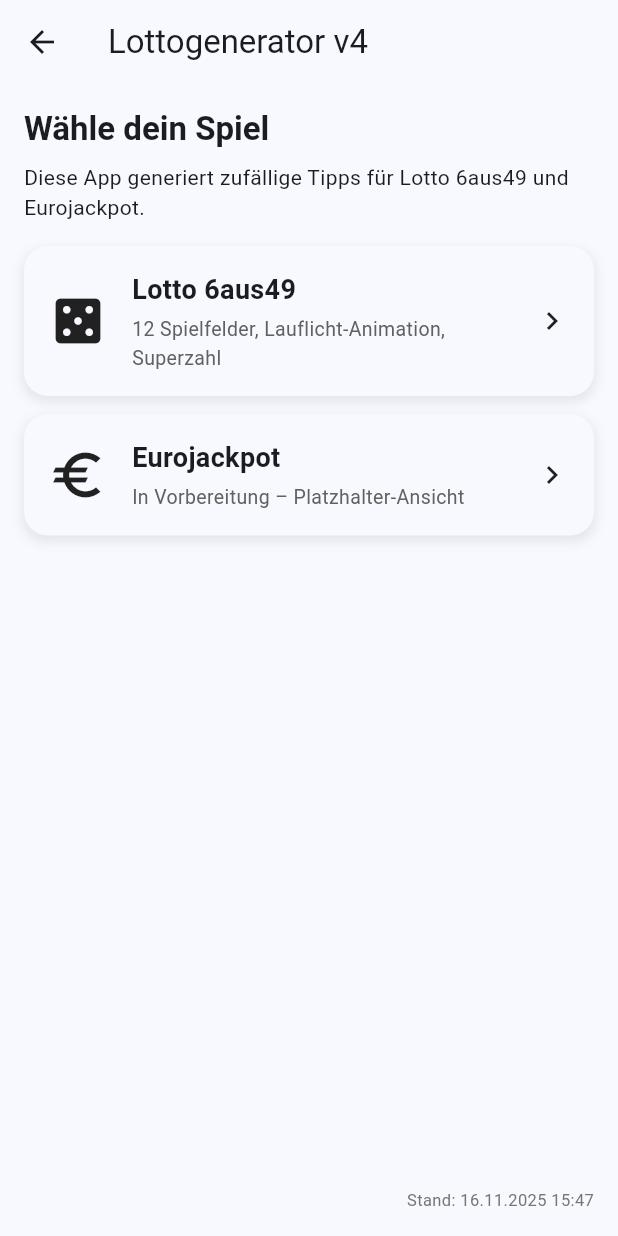
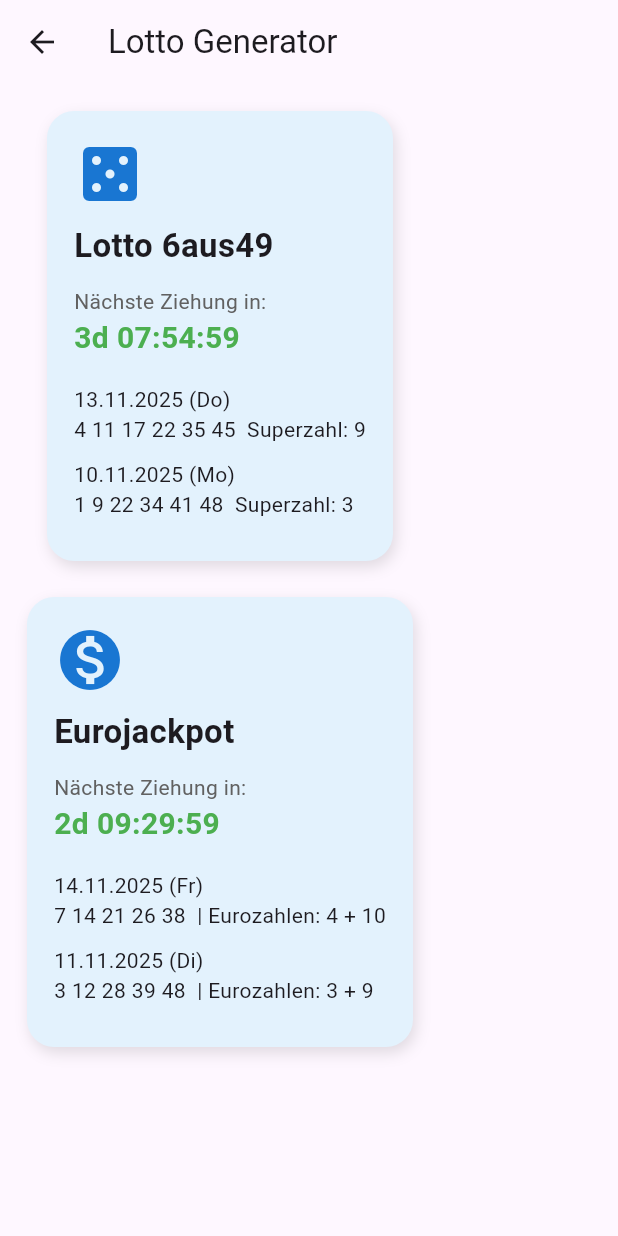
Before and after one commit to funatiker1968-hub/Lottogenerator_v4, a Flutter app: the HomeScreen screen opened directly, on a phone screen of 412 x 824 dp. Run offline on Flutter 3.47's test engine with Material 3 defaults, Android fonts, the phone set to English and light mode, and no system bars.

Commit message:
FIX: Routing & neuer Homescreen-Kachelaufbau

```diff
--- a/lib/main.dart
+++ b/lib/main.dart
@@ -1,6 +1,10 @@
 import 'package:flutter/material.dart';
 import 'package:flutter/services.dart';
+
 import 'screens/disclaimer_screen.dart';
+import 'screens/home_screen.dart';
+import 'screens/lotto_6aus49_screen.dart';
+import 'screens/eurojackpot_screen.dart';
 
 void main() {
   runApp(const LottoGeneratorApp());
@@ -14,58 +18,30 @@ class LottoGeneratorApp extends StatefulWidget {
 }
 
 class _LottoGeneratorAppState extends State<LottoGeneratorApp> {
-  bool _acceptedDisclaimer = false;
+  bool _accepted = false;
 
   @override
   Widget build(BuildContext context) {
     return MaterialApp(
-      title: 'Lottogenerator V4',
+      title: "Lottogenerator",
       debugShowCheckedModeBanner: false,
-      theme: ThemeData(
-        brightness: Brightness.light,
-        colorScheme: ColorScheme.fromSeed(seedColor: Colors.blue),
-        useMaterial3: true,
-      ),
-      darkTheme: ThemeData(
-        brightness: Brightness.dark,
-        useMaterial3: true,
-        colorScheme: ColorScheme.fromSeed(
-          seedColor: Colors.blue,
-          brightness: Brightness.dark,
-        ),
-      ),
       themeMode: ThemeMode.system,
-      home: _acceptedDisclaimer
-          ? const PlaceholderScreen()
+      theme: ThemeData.light(),
+      darkTheme: ThemeData.dark(),
+      routes: {
+        "/": (_) => _accepted
+            ? const HomeScreen()
             : DisclaimerScreen(
                 onAccept: () {
-                setState(() {
-                  _acceptedDisclaimer = true;
-                });
+                  setState(() => _accepted = true);
                 },
                 onDecline: () {
                   SystemNavigator.pop();
                 },
               ),
+        "/lotto": (_) => const Lotto6aus49Screen(),
+        "/eurojackpot": (_) => const EurojackpotScreen(),
+      },
     );
   }
 }
-
-class PlaceholderScreen extends StatelessWidget {
-  const PlaceholderScreen({super.key});
-
-  @override
-  Widget build(BuildContext context) {
-    return Scaffold(
-      appBar: AppBar(
-        title: const Text("Home (folgt)"),
-      ),
-      body: const Center(
-        child: Text(
-          "Der HomeScreen wird gleich erstellt...",
-          style: TextStyle(fontSize: 20),
-        ),
-      ),
-    );
-  }
-}
--- a/lib/screens/home_screen.dart
+++ b/lib/screens/home_screen.dart
@@ -1,135 +1,155 @@
+import 'dart:async';
 import 'package:flutter/material.dart';
-import 'lotto_6aus49_screen.dart';
-import 'eurojackpot_screen.dart';
 
-class HomeScreen extends StatelessWidget {
+class HomeScreen extends StatefulWidget {
   const HomeScreen({super.key});
 
-  Widget _buildGameCard({
-    required BuildContext context,
+  @override
+  State<HomeScreen> createState() => _HomeScreenState();
+}
+
+class _HomeScreenState extends State<HomeScreen> {
+  late Timer _timer;
+  Duration lottoCountdown = Duration.zero;
+  Duration euroCountdown = Duration.zero;
+
+  @override
+  void initState() {
+    super.initState();
+    _calculateCountdowns();
+    _timer = Timer.periodic(const Duration(seconds: 1), (_) {
+      _calculateCountdowns();
+    });
+  }
+
+  @override
+  void dispose() {
+    _timer.cancel();
+    super.dispose();
+  }
+
+  // ---------- Ziehungszeiten ----------
+  DateTime _nextLottoDraw() {
+    DateTime now = DateTime.now();
+
+    // Lotto: Mi 18:25 / Sa 19:25
+    DateTime wednesday = DateTime(now.year, now.month, now.day, 18, 25);
+    while (wednesday.weekday != DateTime.wednesday) {
+      wednesday = wednesday.add(const Duration(days: 1));
+    }
+
+    DateTime saturday = DateTime(now.year, now.month, now.day, 19, 25);
+    while (saturday.weekday != DateTime.saturday) {
+      saturday = saturday.add(const Duration(days: 1));
+    }
+
+    if (now.isBefore(wednesday)) return wednesday;
+    if (now.isBefore(saturday)) return saturday;
+
+    return wednesday.add(const Duration(days: 7));
+  }
+
+  DateTime _nextEuroDraw() {
+    DateTime now = DateTime.now();
+
+    // Eurojackpot: Di + Fr jeweils 20:00
+    DateTime tuesday = DateTime(now.year, now.month, now.day, 20, 0);
+    while (tuesday.weekday != DateTime.tuesday) {
+      tuesday = tuesday.add(const Duration(days: 1));
+    }
+
+    DateTime friday = DateTime(now.year, now.month, now.day, 20, 0);
+    while (friday.weekday != DateTime.friday) {
+      friday = friday.add(const Duration(days: 1));
+    }
+
+    if (now.isBefore(tuesday)) return tuesday;
+    if (now.isBefore(friday)) return friday;
+
+    return tuesday.add(const Duration(days: 7));
+  }
+
+  void _calculateCountdowns() {
+    final now = DateTime.now();
+    setState(() {
+      lottoCountdown = _nextLottoDraw().difference(now);
+      euroCountdown = _nextEuroDraw().difference(now);
+    });
+  }
+
+  String _formatDuration(Duration d) {
+    String two(int n) => n.toString().padLeft(2, '0');
+    return "${d.inDays}d ${two(d.inHours % 24)}:${two(d.inMinutes % 60)}:${two(d.inSeconds % 60)}";
+  }
+
+  // ---------- Dummy-Ziehungen ----------
+  final List<Map<String, dynamic>> lottoLastDraws = [
+    {"date": "13.11.2025 (Do)", "numbers": "4 11 17 22 35 45", "super": "9"},
+    {"date": "10.11.2025 (Mo)", "numbers": "1 9 22 34 41 48", "super": "3"},
+  ];
+
+  final List<Map<String, dynamic>> euroLastDraws = [
+    {"date": "14.11.2025 (Fr)", "numbers": "7 14 21 26 38", "euro": "4 + 10"},
+    {"date": "11.11.2025 (Di)", "numbers": "3 12 28 39 48", "euro": "3 + 9"},
+  ];
+
+  // ---------- UI-Kacheln ----------
+  Widget _buildTile({
+    required String title,
     required IconData icon,
-    required String title,
-    required String subtitle,
+    required Duration countdown,
+    required List<Map<String, dynamic>> draws,
     required VoidCallback onTap,
   }) {
-    return InkWell(
+    return GestureDetector(
       onTap: onTap,
-      borderRadius: BorderRadius.circular(16),
-      child: Ink(
+      child: Container(
+        padding: const EdgeInsets.all(18),
         decoration: BoxDecoration(
-          borderRadius: BorderRadius.circular(16),
-          color: Theme.of(context).colorScheme.surface,
+          borderRadius: BorderRadius.circular(18),
+          color: Colors.blue.shade50,
           boxShadow: [
             BoxShadow(
-              blurRadius: 6,
-              spreadRadius: 1,
-              offset: const Offset(0, 3),
-              color: Colors.black.withValues(alpha: 0.08),
+              color: Colors.black.withValues(alpha: 0.12),
+              blurRadius: 8,
+              offset: const Offset(2, 4),
             ),
           ],
         ),
-        child: Padding(
-          padding: const EdgeInsets.all(16),
-          child: Row(
-            children: [
-              Icon(icon, size: 40),
-              const SizedBox(width: 16),
-              Expanded(
-                child: Column(
-                  crossAxisAlignment: CrossAxisAlignment.start,
-                  children: [
-                    Text(
-                      title,
-                      style: const TextStyle(
-                        fontSize: 18,
-                        fontWeight: FontWeight.bold,
-                      ),
-                    ),
-                    const SizedBox(height: 4),
-                    Text(
-                      subtitle,
-                      style: TextStyle(
-                        fontSize: 13,
-                        color: Colors.grey[700],
-                      ),
-                    ),
-                  ],
-                ),
-              ),
-              const Icon(Icons.chevron_right),
-            ],
-          ),
-        ),
-      ),
-    );
-  }
-
-  @override
-  Widget build(BuildContext context) {
-    final theme = Theme.of(context);
-
-    return Scaffold(
-      appBar: AppBar(
-        title: const Text('Lottogenerator v4'),
-      ),
-      body: Padding(
-        padding: const EdgeInsets.all(16),
         child: Column(
           crossAxisAlignment: CrossAxisAlignment.start,
           children: [
+            Icon(icon, size: 48, color: Colors.blue.shade700),
+            const SizedBox(height: 8),
             Text(
-              'Wähle dein Spiel',
-              style: theme.textTheme.titleLarge?.copyWith(
+              title,
+              style: const TextStyle(
+                fontSize: 22,
                 fontWeight: FontWeight.bold,
               ),
             ),
-            const SizedBox(height: 8),
+            const SizedBox(height: 12),
             Text(
-              'Diese App generiert zufällige Tipps für Lotto 6aus49 und Eurojackpot.',
-              style: theme.textTheme.bodyMedium,
+              "Nächste Ziehung in:",
+              style: TextStyle(color: Colors.grey.shade700),
+            ),
+            Text(
+              _formatDuration(countdown),
+              style: const TextStyle(
+                fontSize: 20,
+                fontWeight: FontWeight.bold,
+                color: Colors.green,
+              ),
             ),
             const SizedBox(height: 16),
-            Expanded(
-              child: ListView(
-                children: [
-                  _buildGameCard(
-                    context: context,
-                    icon: Icons.casino,
-                    title: 'Lotto 6aus49',
-                    subtitle: '12 Spielfelder, Lauflicht-Animation, Superzahl',
-                    onTap: () {
-                      Navigator.of(context).push(
-                        MaterialPageRoute(
-                          builder: (_) => const Lotto6aus49Screen(),
-                        ),
-                      );
-                    },
-                  ),
-                  const SizedBox(height: 12),
-                  _buildGameCard(
-                    context: context,
-                    icon: Icons.euro,
-                    title: 'Eurojackpot',
-                    subtitle: 'In Vorbereitung – Platzhalter-Ansicht',
-                    onTap: () {
-                      Navigator.of(context).push(
-                        MaterialPageRoute(
-                          builder: (_) => const EurojackpotScreen(),
-                        ),
-                      );
-                    },
-                  ),
-                ],
-              ),
-            ),
-            const SizedBox(height: 8),
-            Align(
-              alignment: Alignment.centerRight,
-              child: Text(
-                'Stand: 16.11.2025 15:47',
-                style: TextStyle(
-                  fontSize: 11,
-                  color: Colors.grey[600],
+            ...draws.map(
+              (d) => Padding(
+                padding: const EdgeInsets.only(bottom: 10),
+                child: Text(
+                  "${d['date']}\n${d['numbers']}"
+                  "${d.containsKey('super') ? '  Superzahl: ${d['super']}' : ''}"
+                  "${d.containsKey('euro') ? '  | Eurozahlen: ${d['euro']}' : ''}",
+                  style: const TextStyle(fontSize: 14),
                 ),
               ),
             ),
@@ -138,4 +158,35 @@ class HomeScreen extends StatelessWidget {
       ),
     );
   }
+
+  @override
+  Widget build(BuildContext context) {
+    return Scaffold(
+      appBar: AppBar(
+        title: const Text("Lotto Generator"),
+      ),
+      body: Padding(
+        padding: const EdgeInsets.all(18),
+        child: Column(
+          children: [
+            _buildTile(
+              title: "Lotto 6aus49",
+              icon: Icons.casino,
+              countdown: lottoCountdown,
+              draws: lottoLastDraws,
+              onTap: () => Navigator.pushNamed(context, "/lotto649"),
+            ),
+            const SizedBox(height: 24),
+            _buildTile(
+              title: "Eurojackpot",
+              icon: Icons.monetization_on,
+              countdown: euroCountdown,
+              draws: euroLastDraws,
+              onTap: () => Navigator.pushNamed(context, "/eurojackpot"),
+            ),
+          ],
+        ),
+      ),
+    );
+  }
 }
```
Lines whose indentation alone changed are shown as unchanged.
